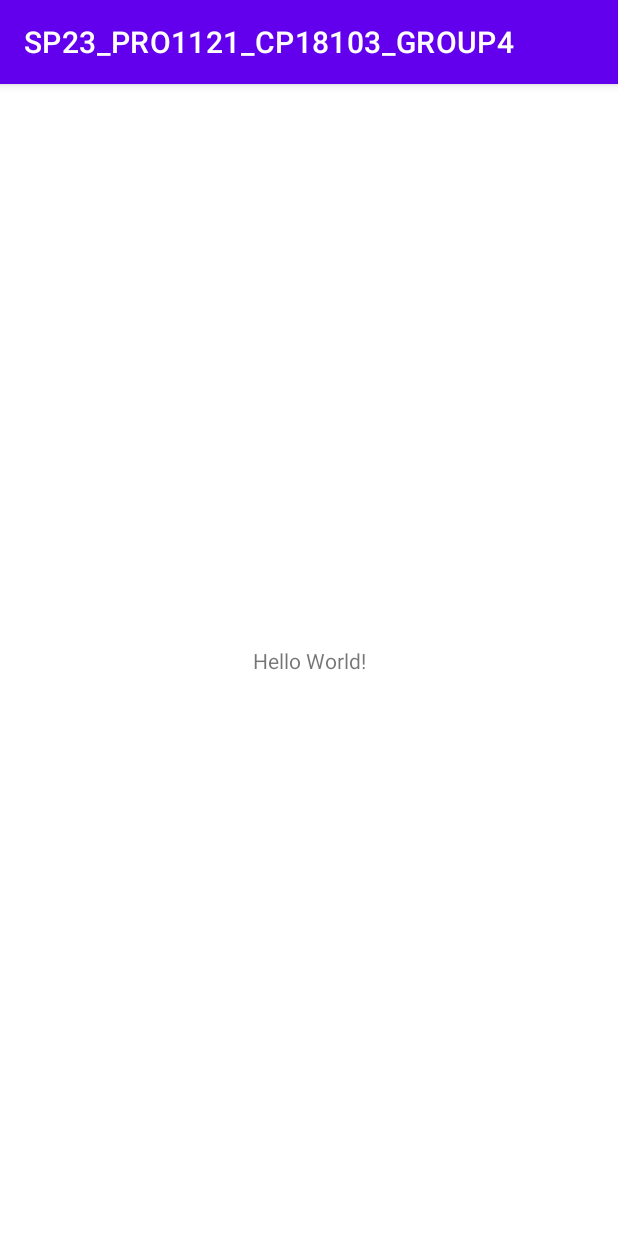
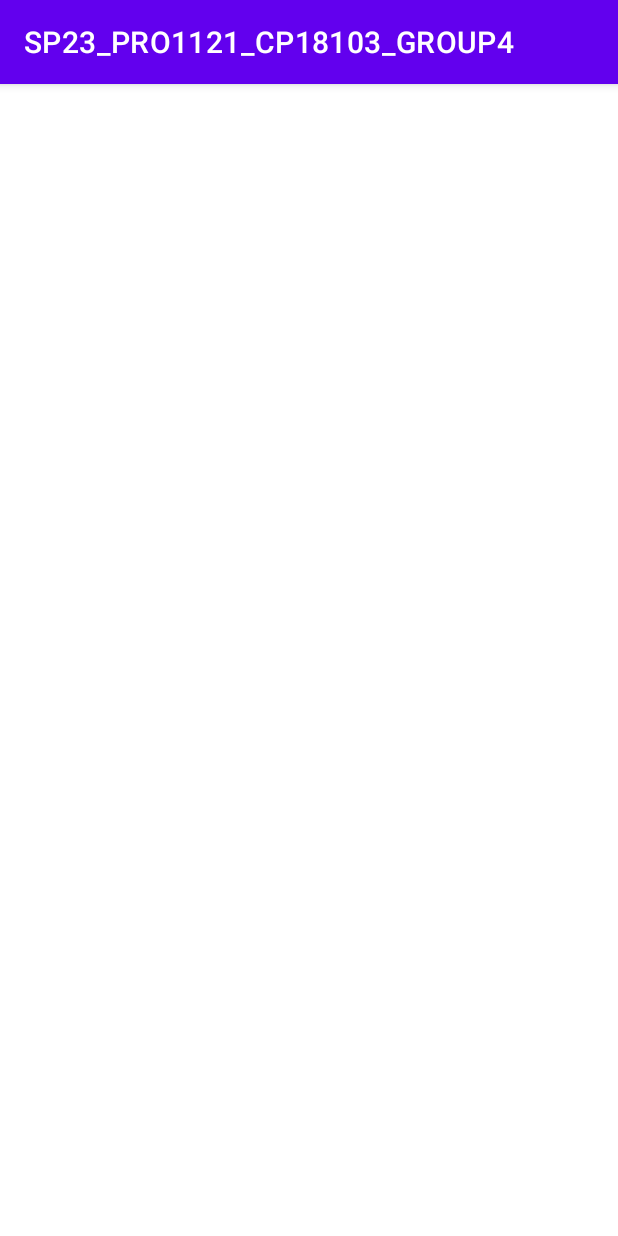
Before and after one commit to bacdx/SP23_PRO1121_CP18103_GROUP4, an Android app: the screen it shows after launch (MainActivity), on a phone screen of 412 x 824 dp. Run offline under Robolectric (Android 15) with nearby library versions, the phone set to English and light mode, and no system bars.

Commit message:
menu and layout

```diff
--- a/app/src/main/java/com/example/sp23_pro1121_cp18103_group4/MainActivity.java
+++ b/app/src/main/java/com/example/sp23_pro1121_cp18103_group4/MainActivity.java
@@ -11,4 +11,7 @@ public class MainActivity extends AppCompatActivity {
         super.onCreate(savedInstanceState);
         setContentView(R.layout.activity_main);
     }
+
+
+
 }
--- a/app/src/main/res/layout/activity_main.xml
+++ b/app/src/main/res/layout/activity_main.xml
@@ -1,18 +1,14 @@
 <?xml version="1.0" encoding="utf-8"?>
-<androidx.constraintlayout.widget.ConstraintLayout xmlns:android="http://schemas.android.com/apk/res/android"
+<LinearLayout xmlns:android="http://schemas.android.com/apk/res/android"
     xmlns:app="http://schemas.android.com/apk/res-auto"
     xmlns:tools="http://schemas.android.com/tools"
     android:layout_width="match_parent"
     android:layout_height="match_parent"
+    android:orientation="vertical"
     tools:context=".MainActivity">
 
-    <TextView
-        android:layout_width="wrap_content"
-        android:layout_height="wrap_content"
-        android:text="Hello World!"
-        app:layout_constraintBottom_toBottomOf="parent"
-        app:layout_constraintEnd_toEndOf="parent"
-        app:layout_constraintStart_toStartOf="parent"
-        app:layout_constraintTop_toTopOf="parent" />
 
-</androidx.constraintlayout.widget.ConstraintLayout>
+
+
+
+</LinearLayout>
--- /dev/null
+++ b/app/src/main/res/menu/menun4.xml
@@ -0,0 +1,6 @@
+<?xml version="1.0" encoding="utf-8"?>
+<menu xmlns:android="http://schemas.android.com/apk/res/android">
+
+
+
+</menu>
--- a/app/src/main/res/values/strings.xml
+++ b/app/src/main/res/values/strings.xml
@@ -1,3 +1,5 @@
 <resources>
     <string name="app_name">SP23_PRO1121_CP18103_GROUP4</string>
+    <!-- TODO: Remove or change this placeholder text -->
+    <string name="hello_blank_fragment">Hello blank fragment</string>
 </resources>
```
Also changed, not shown: app/src/main/java/com/example/sp23_pro1121_cp18103_group4/DBhelper/DBhelper.java (added, +29 -0 lines).
